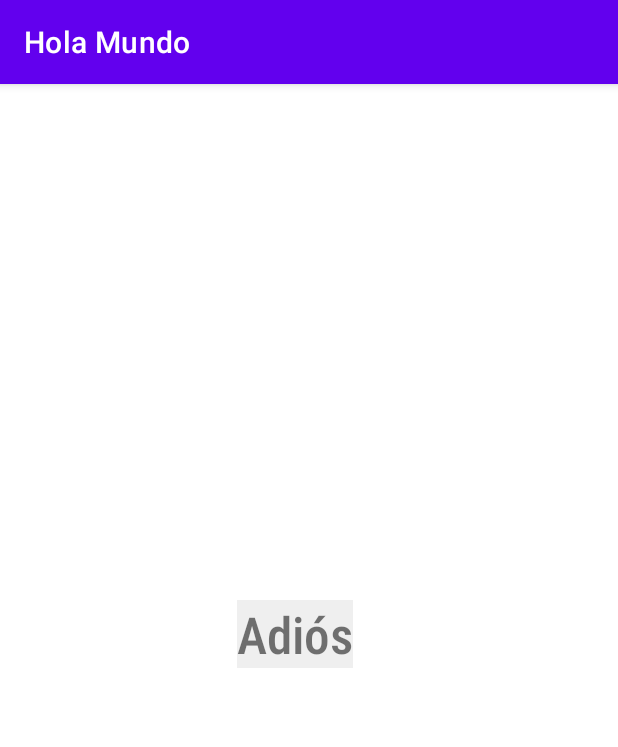
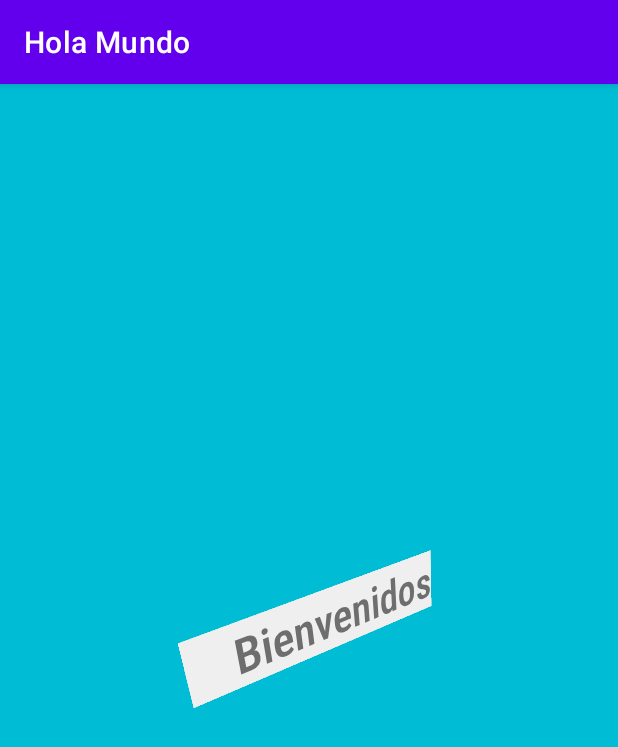
Before and after one commit to teresarico18/dispositivos-moviles-1, an Android app: the screen it shows after launch (MainActivity), on a phone screen of 412 x 824 dp. Shown: the top 747 px of the screen. Run offline under Robolectric (Android 15) with nearby library versions, the phone set to English and light mode, and no system bars.

Commit message:
Final commit

```diff
--- a/HolaMundo/app/src/main/java/edu/iest/holamundo/MainActivity.kt
+++ b/HolaMundo/app/src/main/java/edu/iest/holamundo/MainActivity.kt
@@ -26,7 +26,7 @@ class MainActivity : AppCompatActivity() {
 
     private fun cambiarMensaje(tipo: Int) {
         if(tipo == 1){
-            tvGreeting!!.text = getString(R.string.despedida)
+            tvGreeting!!.text = getString(R.string.bienvenida)
         }else{
             Toast.makeText(this, "El tipo es $tipo", Toast.LENGTH_LONG).show()
         }
--- a/HolaMundo/app/src/main/res/layout/activity_main.xml
+++ b/HolaMundo/app/src/main/res/layout/activity_main.xml
@@ -4,6 +4,7 @@
     xmlns:tools="http://schemas.android.com/tools"
     android:layout_width="match_parent"
     android:layout_height="match_parent"
+    android:background="#00BCD4"
     android:visibility="visible"
     tools:context=".MainActivity"
     tools:visibility="visible">
@@ -12,20 +13,22 @@
         android:id="@+id/tvSaludo"
         android:layout_width="wrap_content"
         android:layout_height="wrap_content"
+        android:layout_marginTop="32dp"
         android:layout_marginEnd="32dp"
         android:background="#EDE9E9"
         android:backgroundTint="#EFEFEF"
         android:fontFamily="sans-serif-condensed-medium"
-        android:rotation="0"
-        android:rotationX="0"
-        android:rotationY="0"
+        android:paddingLeft="32dp"
+        android:rotation="-7"
+        android:rotationX="-23"
+        android:rotationY="34"
         android:text="@string/saludo"
         android:textSize="34sp"
         app:layout_constraintBottom_toBottomOf="parent"
         app:layout_constraintEnd_toEndOf="parent"
-        app:layout_constraintHorizontal_bias="0.523"
+        app:layout_constraintHorizontal_bias="0.636"
         app:layout_constraintStart_toStartOf="parent"
         app:layout_constraintTop_toTopOf="parent"
-        app:layout_constraintVertical_bias="0.476" />
+        app:layout_constraintVertical_bias="0.44" />
 
 </androidx.constraintlayout.widget.ConstraintLayout>
```
